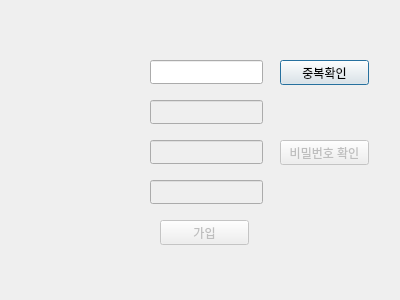
Above: VIPclient/register.ui from IOT-summer-festival/summer-festival before the change. Below: the same form after it.
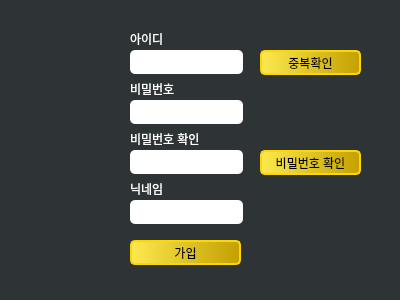
That is the form after the change.

Patch:
```diff
--- a/VIPclient/register.ui
+++ b/VIPclient/register.ui
@@ -13,15 +13,26 @@
   <property name="windowTitle">
    <string>Dialog</string>
   </property>
+  <property name="styleSheet">
+   <string notr="true">background-color: rgb(46, 52, 54);
+color: rgb(255, 255, 255);</string>
+  </property>
   <widget class="QPushButton" name="id_check">
    <property name="geometry">
     <rect>
-     <x>280</x>
-     <y>60</y>
-     <width>89</width>
+     <x>260</x>
+     <y>50</y>
+     <width>101</width>
      <height>25</height>
     </rect>
    </property>
+   <property name="styleSheet">
+    <string notr="true">color: rgb(0, 0, 0);
+background-color: qlineargradient(spread:pad, x1:0, y1:0, x2:1, y2:0, stop:0 rgba(252, 233, 79), stop:1 rgba(196, 160, 0));
+border: 2px solid rgb(255, 215, 0);
+border-radius: 5px;
+</string>
+   </property>
    <property name="text">
     <string>중복확인</string>
    </property>
@@ -32,12 +43,19 @@
    </property>
    <property name="geometry">
     <rect>
-     <x>160</x>
-     <y>220</y>
-     <width>89</width>
+     <x>130</x>
+     <y>240</y>
+     <width>111</width>
      <height>25</height>
     </rect>
    </property>
+   <property name="styleSheet">
+    <string notr="true">color: rgb(0, 0, 0);
+background-color: qlineargradient(spread:pad, x1:0, y1:0, x2:1, y2:0, stop:0 rgba(252, 233, 79), stop:1 rgba(196, 160, 0));
+border: 2px solid rgb(255, 215, 0);
+border-radius: 5px;
+</string>
+   </property>
    <property name="text">
     <string>가입</string>
    </property>
@@ -45,12 +63,18 @@
   <widget class="QLineEdit" name="id_text">
    <property name="geometry">
     <rect>
-     <x>150</x>
-     <y>60</y>
+     <x>130</x>
+     <y>50</y>
      <width>113</width>
      <height>24</height>
     </rect>
    </property>
+   <property name="styleSheet">
+    <string notr="true">color: rgb(0, 0, 0);
+background-color: white;
+border-radius: 5px;
+</string>
+   </property>
   </widget>
   <widget class="QLineEdit" name="pw_text">
    <property name="enabled">
@@ -58,12 +82,18 @@
    </property>
    <property name="geometry">
     <rect>
-     <x>150</x>
+     <x>130</x>
      <y>100</y>
      <width>113</width>
      <height>24</height>
     </rect>
    </property>
+   <property name="styleSheet">
+    <string notr="true">color: rgb(0, 0, 0);
+background-color: white;
+border-radius: 5px;
+</string>
+   </property>
   </widget>
   <widget class="QLineEdit" name="ck_pw_text">
    <property name="enabled">
@@ -71,12 +101,18 @@
    </property>
    <property name="geometry">
     <rect>
-     <x>150</x>
-     <y>140</y>
+     <x>130</x>
+     <y>150</y>
      <width>113</width>
      <height>24</height>
     </rect>
    </property>
+   <property name="styleSheet">
+    <string notr="true">color: rgb(0, 0, 0);
+background-color: white;
+border-radius: 5px;
+</string>
+   </property>
   </widget>
   <widget class="QLineEdit" name="name">
    <property name="enabled">
@@ -84,12 +120,18 @@
    </property>
    <property name="geometry">
     <rect>
-     <x>150</x>
-     <y>180</y>
+     <x>130</x>
+     <y>200</y>
      <width>113</width>
      <height>24</height>
     </rect>
    </property>
+   <property name="styleSheet">
+    <string notr="true">color: rgb(0, 0, 0);
+background-color: white;
+border-radius: 5px;
+</string>
+   </property>
   </widget>
   <widget class="QPushButton" name="ck_pw_Btn">
    <property name="enabled">
@@ -97,16 +139,87 @@
    </property>
    <property name="geometry">
     <rect>
-     <x>280</x>
-     <y>140</y>
-     <width>89</width>
+     <x>260</x>
+     <y>150</y>
+     <width>101</width>
      <height>25</height>
     </rect>
    </property>
+   <property name="styleSheet">
+    <string notr="true">color: rgb(0, 0, 0);
+background-color: qlineargradient(spread:pad, x1:0, y1:0, x2:1, y2:0, stop:0 rgba(252, 233, 79), stop:1 rgba(196, 160, 0));
+border: 2px solid rgb(255, 215, 0);
+border-radius: 5px;
+</string>
+   </property>
    <property name="text">
     <string>비밀번호 확인</string>
    </property>
   </widget>
+  <widget class="QLabel" name="label">
+   <property name="geometry">
+    <rect>
+     <x>130</x>
+     <y>30</y>
+     <width>111</width>
+     <height>17</height>
+    </rect>
+   </property>
+   <property name="styleSheet">
+    <string notr="true">color: rgb(255, 255, 255);</string>
+   </property>
+   <property name="text">
+    <string>아이디</string>
+   </property>
+  </widget>
+  <widget class="QLabel" name="label_2">
+   <property name="geometry">
+    <rect>
+     <x>130</x>
+     <y>80</y>
+     <width>111</width>
+     <height>17</height>
+    </rect>
+   </property>
+   <property name="styleSheet">
+    <string notr="true">color: rgb(255, 255, 255);</string>
+   </property>
+   <property name="text">
+    <string>비밀번호</string>
+   </property>
+  </widget>
+  <widget class="QLabel" name="label_3">
+   <property name="geometry">
+    <rect>
+     <x>130</x>
+     <y>130</y>
+     <width>111</width>
+     <height>17</height>
+    </rect>
+   </property>
+   <property name="styleSheet">
+    <string notr="true">color: rgb(255, 255, 255);</string>
+   </property>
+   <property name="text">
+    <string>비밀번호 확인</string>
+   </property>
+  </widget>
+  <widget class="QLabel" name="label_4">
+   <property name="geometry">
+    <rect>
+     <x>130</x>
+     <y>180</y>
+     <width>111</width>
+     <height>17</height>
+    </rect>
+   </property>
+   <property name="styleSheet">
+    <string notr="true">color: rgb(255, 255, 255);</string>
+   </property>
+   <property name="text">
+    <string>닉네임</string>
+   </property>
+  </widget>
  </widget>
  <resources/>
  <connections/>
```
